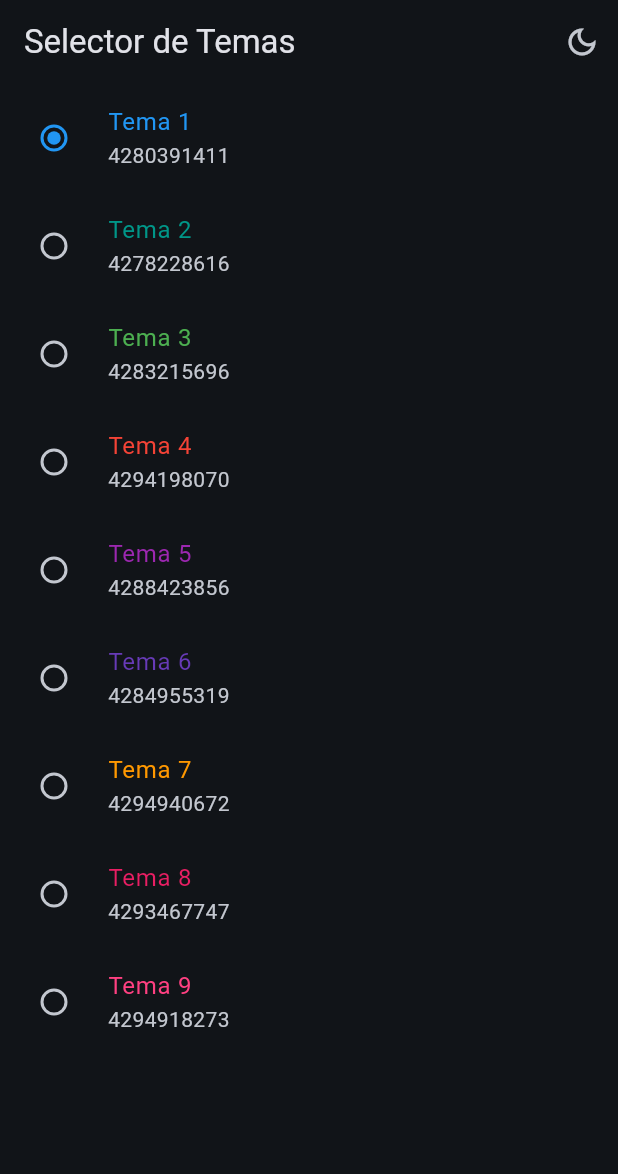
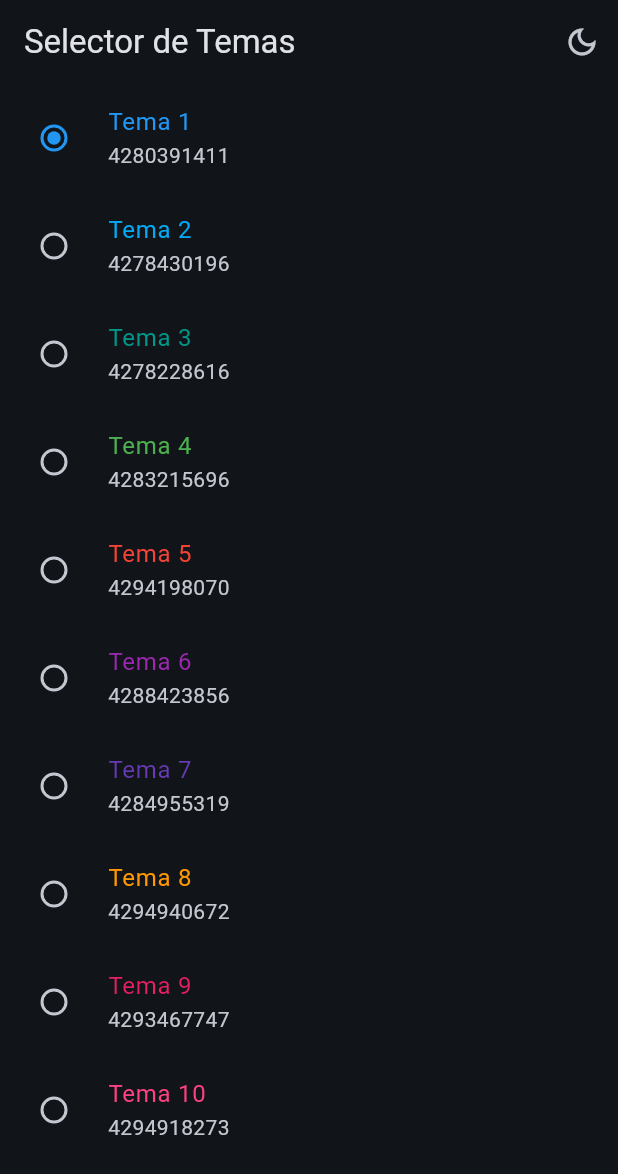
Before and after one commit to raidolContreras/widgets_app, a Flutter app: the ThemeChangerScreen screen opened by its route, after a tap on the "light mode" icon, on a phone screen of 412 x 824 dp. Shown: the top 1174 px of the screen. Run offline on Flutter 3.47's test engine with Material 2 defaults, Android fonts, the phone set to English and light mode, and no system bars; our stand-ins replace animate_do, flutter_riverpod, go_router.

Commit message:
app complete

```diff
--- a/lib/config/theme/app_theme.dart
+++ b/lib/config/theme/app_theme.dart
@@ -2,6 +2,7 @@ import 'package:flutter/material.dart';
 
 const colorList = <Color>[
   Colors.blue,
+  Colors.lightBlue,
   Colors.teal,
   Colors.green,
   Colors.red,
@@ -33,4 +34,12 @@ class AppTheme {
     )
   );
 
+  AppTheme copyWith({
+    int? selectedColor,
+    bool? isDarkmode
+  }) => AppTheme(
+    selectedColor: selectedColor ?? this.selectedColor,
+    isDarkmode: isDarkmode ?? this.isDarkmode
+  );
+
 }
--- a/lib/main.dart
+++ b/lib/main.dart
@@ -17,13 +17,14 @@ class MainApp extends ConsumerWidget {
 
   @override
   Widget build(BuildContext context, ref) {
-    final int selectedColor = ref.watch(selectedColorProvider);
-    final clickDarkMode = ref.watch(isDarkModeProvider);
+    // final int selectedColor = ref.watch(selectedColorProvider);
+    // final clickDarkMode = ref.watch(isDarkModeProvider);
+    final AppTheme appTheme = ref.watch(themeNotifierProvider);
     return MaterialApp.router(
       title: 'Flutter Widgets',
       routerConfig: appRouter,
       debugShowCheckedModeBanner: false,
-      theme: AppTheme(selectedColor: selectedColor, isDarkmode: clickDarkMode).getTheme(),
+      theme: appTheme.getTheme(),
     );
   }
 }
--- a/lib/presentation/providers/theme_provider.dart
+++ b/lib/presentation/providers/theme_provider.dart
@@ -9,3 +9,24 @@ final isDarkModeProvider = StateProvider((ref) => false);
 
 // Un entero
 final selectedColorProvider = StateProvider((ref) => 0);
+
+// Un objeto de tipo Apptheme (custom)
+final themeNotifierProvider = StateNotifierProvider<ThemeNotifier, AppTheme>(
+  (ref) => ThemeNotifier(),
+);
+
+// Controller o Notifier
+class ThemeNotifier extends StateNotifier<AppTheme> {
+
+  // State = Estado = New AppTheme
+  ThemeNotifier(): super(AppTheme());
+
+  void toggleDarkMode(){
+    state = state.copyWith( isDarkmode: !state.isDarkmode );
+  }
+
+  void changeColorIndex( int colorIndex ) {
+    state = state.copyWith( selectedColor: colorIndex);
+  }
+
+}
--- a/lib/presentation/screens/theme/theme_changer_screen.dart
+++ b/lib/presentation/screens/theme/theme_changer_screen.dart
@@ -9,7 +9,7 @@ class ThemeChangerScreen extends ConsumerWidget {
   @override
   Widget build(BuildContext context, WidgetRef ref) {
 
-    final clickDarkMode = ref.watch(isDarkModeProvider);
+    final clickDarkMode = ref.watch( themeNotifierProvider ).isDarkmode;
 
     return Scaffold(
       appBar: AppBar(
@@ -17,8 +17,9 @@ class ThemeChangerScreen extends ConsumerWidget {
           IconButton(
             icon: Icon( clickDarkMode ? Icons.dark_mode_outlined : Icons.light_mode_outlined),
             onPressed: (){
-              ref.read( isDarkModeProvider.notifier )
-                .update((state) => !state);
+              // ref.read( isDarkModeProvider.notifier )
+                // .update((state) => !state);
+                ref.read(themeNotifierProvider.notifier ).toggleDarkMode();
             },
           )
         ],
@@ -36,7 +37,7 @@ class _ThemeChangerView extends ConsumerWidget {
   Widget build(BuildContext context, ref) {
 
     final List<Color> colors = ref.watch( colorListProvider );
-    final int selectedColor = ref.watch(selectedColorProvider);
+    final int selectedColor = ref.watch(themeNotifierProvider).selectedColor;
 
     return ListView.builder(
       itemCount: colors.length,
@@ -49,7 +50,8 @@ class _ThemeChangerView extends ConsumerWidget {
           value: index,
           groupValue: selectedColor,
           onChanged: (value) {
-            ref.read( selectedColorProvider.notifier ).state = index;
+            // ref.read( selectedColorProvider.notifier ).state = index;
+            ref.read(themeNotifierProvider.notifier ).changeColorIndex(index);
           }
         );
       },
```
